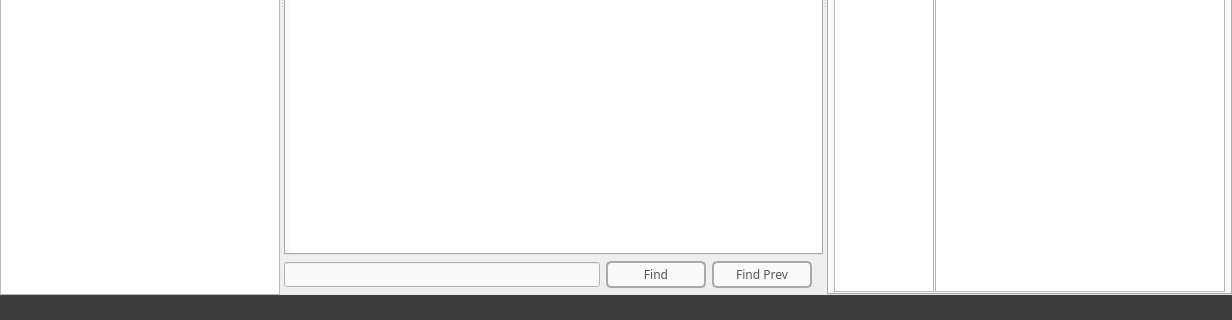
Above: src/mainwindow.ui from jubal-R/Ronin before the change; both pictures show x 0 to 1232 and y 352 to 672 of the 1232 by 672 pixel window. Below: the same form after it.
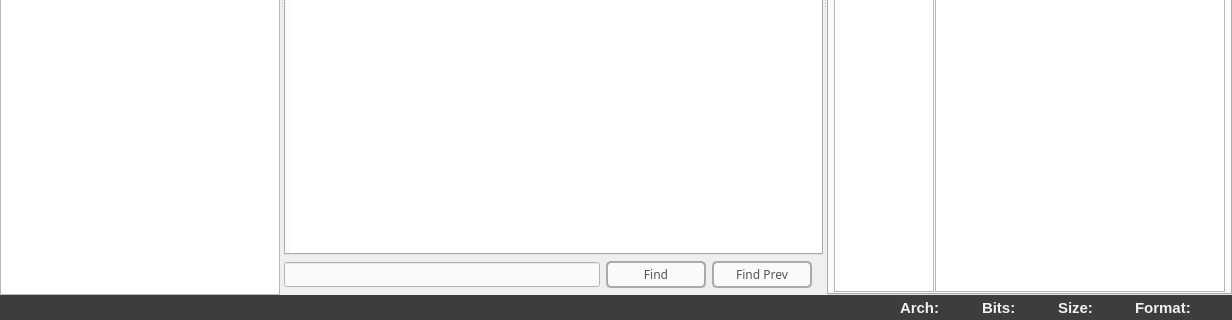
That is the form after the change. Icons and pictures are not drawn.

Commit message: display entrypoint by default and added statusbar labels

Diff of the .ui file:
```diff
--- a/src/mainwindow.ui
+++ b/src/mainwindow.ui
@@ -73,13 +73,13 @@
       </property>
       <layout class="QHBoxLayout" name="horizontalLayout_3">
        <property name="leftMargin">
-        <number>0</number>
+        <number>5</number>
        </property>
        <property name="topMargin">
         <number>0</number>
        </property>
        <property name="rightMargin">
-        <number>0</number>
+        <number>5</number>
        </property>
        <property name="bottomMargin">
         <number>0</number>
@@ -94,10 +94,104 @@
          </property>
         </widget>
        </item>
+       <item>
+        <spacer name="horizontalSpacer_2">
+         <property name="orientation">
+          <enum>Qt::Horizontal</enum>
+         </property>
+         <property name="sizeHint" stdset="0">
+          <size>
+           <width>40</width>
+           <height>20</height>
+          </size>
+         </property>
+        </spacer>
+       </item>
+       <item>
+        <widget class="QLabel" name="archLabel">
+         <property name="font">
+          <font>
+           <weight>75</weight>
+           <bold>true</bold>
+          </font>
+         </property>
+         <property name="text">
+          <string>Arch:</string>
+         </property>
+        </widget>
+       </item>
+       <item>
+        <widget class="QLabel" name="archValueLabel">
+         <property name="minimumSize">
+          <size>
+           <width>30</width>
+           <height>0</height>
+          </size>
+         </property>
+         <property name="text">
+          <string/>
+         </property>
+        </widget>
+       </item>
+       <item>
+        <widget class="QLabel" name="bitsLabel">
+         <property name="font">
+          <font>
+           <weight>75</weight>
+           <bold>true</bold>
+          </font>
+         </property>
+         <property name="text">
+          <string>Bits:</string>
+         </property>
+        </widget>
+       </item>
+       <item>
+        <widget class="QLabel" name="bitsValueLabel">
+         <property name="minimumSize">
+          <size>
+           <width>30</width>
+           <height>0</height>
+          </size>
+         </property>
+         <property name="text">
+          <string/>
+         </property>
+        </widget>
+       </item>
+       <item>
+        <widget class="QLabel" name="sizeLabel">
+         <property name="font">
+          <font>
+           <weight>75</weight>
+           <bold>true</bold>
+          </font>
+         </property>
+         <property name="text">
+          <string>Size:</string>
+         </property>
+        </widget>
+       </item>
+       <item>
+        <widget class="QLabel" name="sizeValueLabel">
+         <property name="minimumSize">
+          <size>
+           <width>30</width>
+           <height>0</height>
+          </size>
+         </property>
+         <property name="text">
+          <string/>
+         </property>
+        </widget>
+       </item>
        <item>
         <widget class="QLabel" name="fileFormatlabel">
          <property name="font">
-          <font/>
+          <font>
+           <weight>75</weight>
+           <bold>true</bold>
+          </font>
          </property>
          <property name="layoutDirection">
           <enum>Qt::LeftToRight</enum>
@@ -106,13 +200,26 @@
           <string notr="true"/>
          </property>
          <property name="text">
-          <string/>
+          <string>Format:</string>
          </property>
          <property name="alignment">
-          <set>Qt::AlignRight|Qt::AlignTrailing|Qt::AlignVCenter</set>
+          <set>Qt::AlignLeading|Qt::AlignLeft|Qt::AlignVCenter</set>
          </property>
          <property name="indent">
-          <number>10</number>
+          <number>0</number>
+         </property>
+        </widget>
+       </item>
+       <item>
+        <widget class="QLabel" name="formatValueLabel">
+         <property name="minimumSize">
+          <size>
+           <width>30</width>
+           <height>0</height>
+          </size>
+         </property>
+         <property name="text">
+          <string/>
          </property>
         </widget>
        </item>
```
The commit also changes 5 other files.
